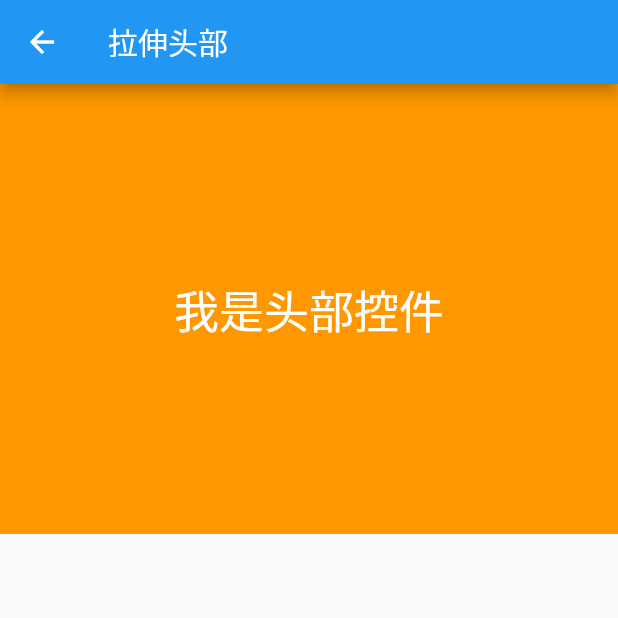
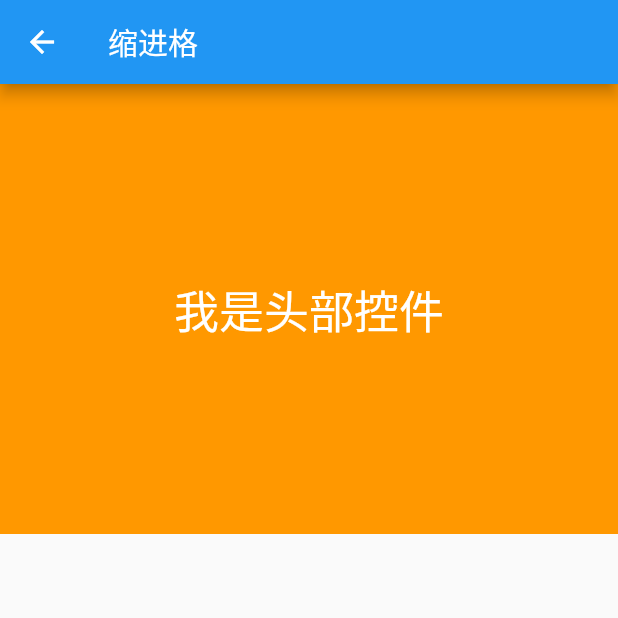
Before and after one commit to zesicus/learn-flutter, a Flutter app: the WidgetPersistentPage screen opened directly, on a phone screen of 412 x 824 dp, the top half of it. Run offline on Flutter 3.47's test engine with Material 2 defaults, Android fonts, the phone set to English and light mode, and no system bars; our stand-ins replace date_format.

Commit message:
Update Readme

```diff
--- a/source/lib/widgets/customize/pages/widget_persistent_page.dart
+++ b/source/lib/widgets/customize/pages/widget_persistent_page.dart
@@ -12,7 +12,7 @@ class _WidgetPersistentPageState extends State<WidgetPersistentPage> {
   Widget build(BuildContext context) {
     return Scaffold(
       appBar: AppBar(
-        title: Text("拉伸头部"),
+        title: Text("缩进格"),
       ),
       body: CustomScrollView(
         slivers: <Widget>[
```
Also changed, not shown: 1 other file.
